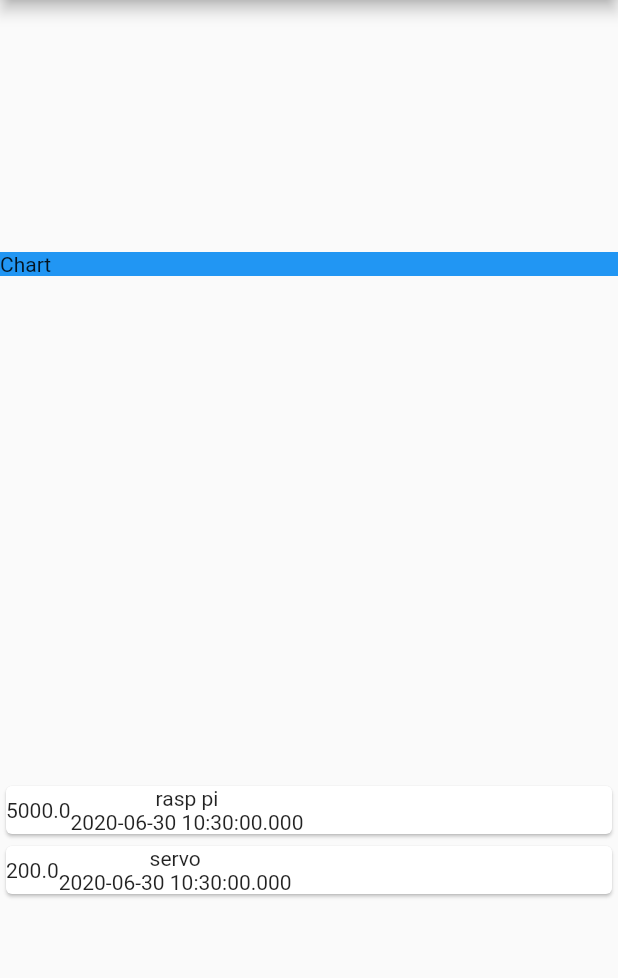
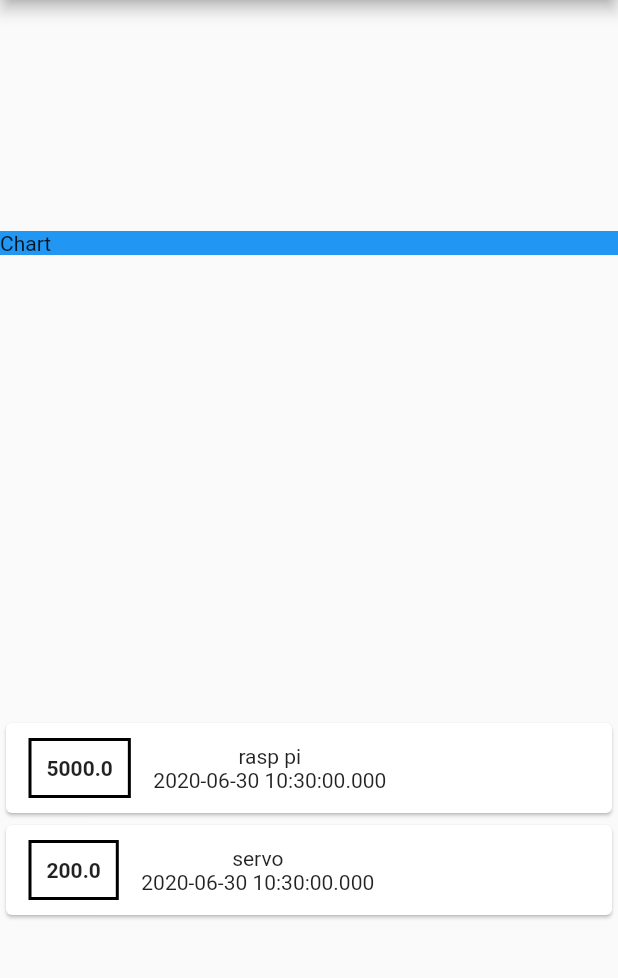
Before and after one commit to falcolf/Expense-Planner, a Flutter app: the screen it shows after launch, on a phone screen of 412 x 824 dp, the part 84-1062 px from its top. Run offline on Flutter 3.47's test engine with Material 2 defaults, Android fonts, the phone set to English and light mode, and no system bars.

Commit message:
Added Styling to cards

```diff
--- a/lib/main.dart
+++ b/lib/main.dart
@@ -1,5 +1,4 @@
 import "package:flutter/material.dart";
-
 import "./transaction.dart";
 
 void main() => runApp(MyApp());
@@ -57,7 +56,23 @@ class _MyHomePageState extends State<MyHomePage> {
                   child: Row(
                     children: <Widget>[
                       Container(
-                        child: Text(tx.amt.toString()),
+                        margin: EdgeInsets.symmetric(
+                          vertical: 10,
+                          horizontal: 15,
+                        ),
+                        padding: EdgeInsets.all(10),
+                        decoration: BoxDecoration(
+                            border: Border.all(
+                              color: Colors.black,
+                              width: 2,
+                            )
+                        ),
+                        child: Text(
+                          tx.amt.toString(),
+                          style: TextStyle(
+                            fontWeight: FontWeight.bold,
+                          ),
+                        ),
                       ),
                       Column(
                         children: <Widget>[
```
